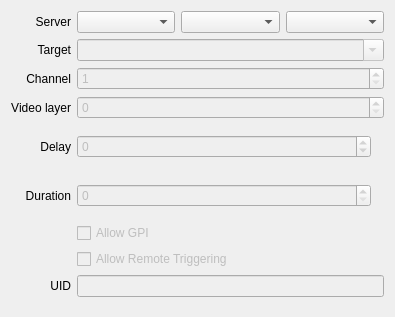
This is src/Widgets/Inspector/InspectorOutputWidget.ui in CasparCG/client as Qt 5 draws it before an edit. The edited form follows.
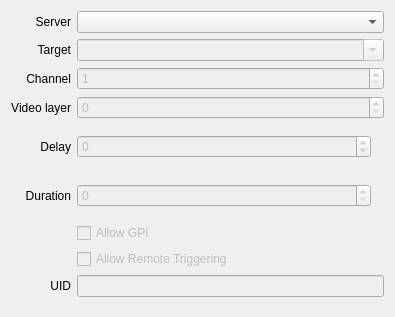
This is the edited form. Custom widgets are drawn as their Qt base class.

Patch:
```diff
--- a/src/Widgets/Inspector/InspectorOutputWidget.ui
+++ b/src/Widgets/Inspector/InspectorOutputWidget.ui
@@ -98,26 +98,6 @@
        </property>
       </widget>
      </item>
-     <item>
-      <widget class="QComboBox" name="comboBoxTriCasterDevice">
-       <property name="sizePolicy">
-        <sizepolicy hsizetype="Expanding" vsizetype="Fixed">
-         <horstretch>0</horstretch>
-         <verstretch>0</verstretch>
-        </sizepolicy>
-       </property>
-      </widget>
-     </item>
-     <item>
-      <widget class="QComboBox" name="comboBoxAtemDevice">
-       <property name="sizePolicy">
-        <sizepolicy hsizetype="Expanding" vsizetype="Fixed">
-         <horstretch>0</horstretch>
-         <verstretch>0</verstretch>
-        </sizepolicy>
-       </property>
-      </widget>
-     </item>
     </layout>
    </item>
    <item row="5" column="0">
```
Left out of the diff: 38 changed lines with no effect on the pictures.
